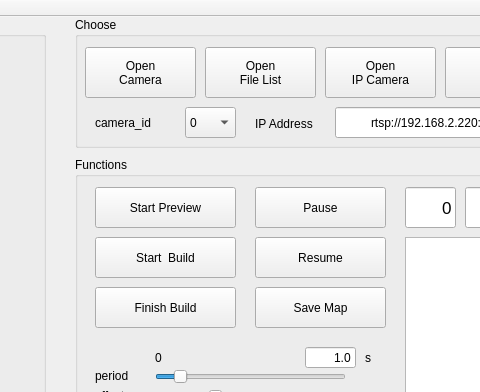
Above: MapWithMission/mainwindow.ui from yfji/RealtimeMap2d before the change; both pictures show x 715 to 1195 and y 0 to 392 of the 1323 by 848 pixel window. Below: the same form after it.
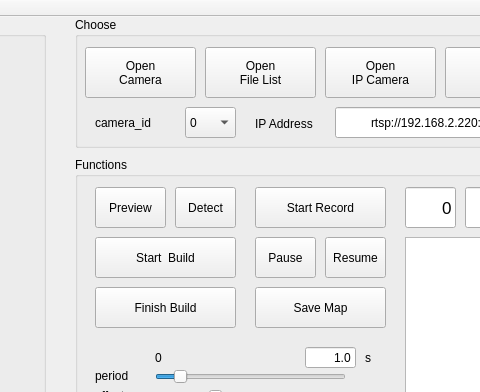
That is the form after the change. Custom widgets are drawn as their Qt base class.

Diff of the .ui file:
```diff
--- a/MapWithMission/mainwindow.ui
+++ b/MapWithMission/mainwindow.ui
@@ -211,8 +211,8 @@
      <property name="geometry">
       <rect>
        <x>180</x>
-       <y>30</y>
-       <width>131</width>
+       <y>80</y>
+       <width>61</width>
        <height>41</height>
       </rect>
      </property>
@@ -223,9 +223,9 @@
     <widget class="QPushButton" name="btn_resume">
      <property name="geometry">
       <rect>
-       <x>180</x>
+       <x>250</x>
        <y>80</y>
-       <width>131</width>
+       <width>61</width>
        <height>41</height>
       </rect>
      </property>
@@ -441,12 +441,12 @@
       <rect>
        <x>20</x>
        <y>30</y>
-       <width>141</width>
+       <width>71</width>
        <height>41</height>
       </rect>
      </property>
      <property name="text">
-      <string>Start Preview</string>
+      <string>Preview</string>
      </property>
     </widget>
     <widget class="QTextEdit" name="txt_console">
@@ -579,6 +579,59 @@
       <string/>
      </property>
     </widget>
+    <widget class="QPushButton" name="btn_record">
+     <property name="geometry">
+      <rect>
+       <x>180</x>
+       <y>30</y>
+       <width>131</width>
+       <height>41</height>
+      </rect>
+     </property>
+     <property name="text">
+      <string>Start Record</string>
+     </property>
+    </widget>
+    <widget class="QPushButton" name="btn_detect">
+     <property name="geometry">
+      <rect>
+       <x>100</x>
+       <y>30</y>
+       <width>61</width>
+       <height>41</height>
+      </rect>
+     </property>
+     <property name="text">
+      <string>Detect</string>
+     </property>
+    </widget>
+    <zorder>btn_record</zorder>
+    <zorder>btn_start</zorder>
+    <zorder>btn_pause</zorder>
+    <zorder>btn_resume</zorder>
+    <zorder>btn_finish</zorder>
+    <zorder>btn_save</zorder>
+    <zorder>label_2</zorder>
+    <zorder>slide_period</zorder>
+    <zorder>label</zorder>
+    <zorder>txt_max_time</zorder>
+    <zorder>txt_cur_time</zorder>
+    <zorder>slide_offset</zorder>
+    <zorder>slide_optim</zorder>
+    <zorder>txt_offset</zorder>
+    <zorder>txt_optim</zorder>
+    <zorder>label_4</zorder>
+    <zorder>label_5</zorder>
+    <zorder>label_6</zorder>
+    <zorder>btn_preview</zorder>
+    <zorder>txt_console</zorder>
+    <zorder>txt_count</zorder>
+    <zorder>txt_lon</zorder>
+    <zorder>txt_lat</zorder>
+    <zorder>label_8</zorder>
+    <zorder>slide_ignore</zorder>
+    <zorder>txt_ignore</zorder>
+    <zorder>btn_detect</zorder>
    </widget>
    <widget class="QGroupBox" name="groupBox_4">
     <property name="geometry">
```
